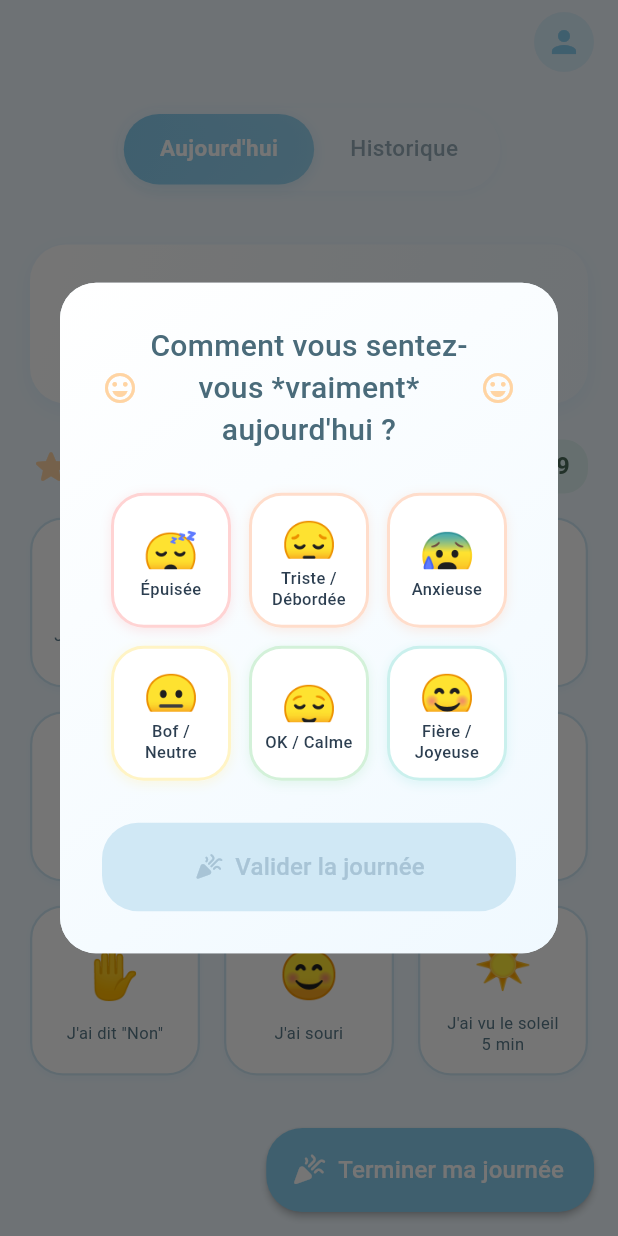
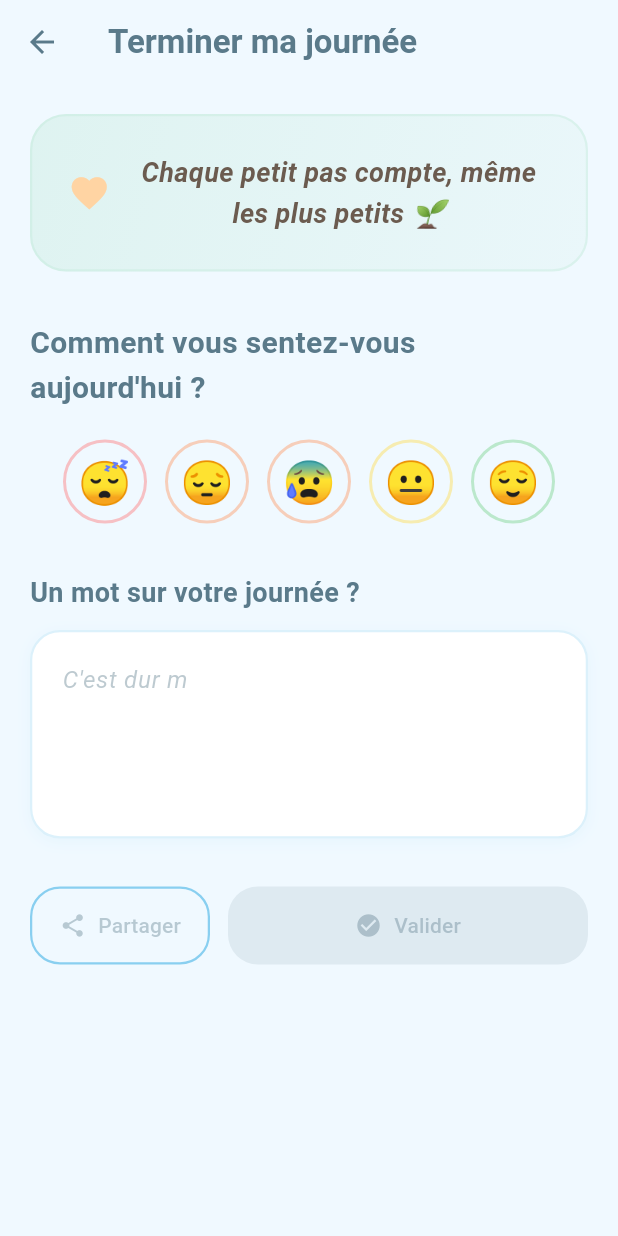
Before and after one commit to rachiddaoud/silva, a Flutter app: the screen it shows after launch, after a tap on "Terminer ma journée", on a phone screen of 412 x 824 dp. Run offline on Flutter 3.47's test engine with Material 3 defaults, Android fonts, the phone set to English and light mode, and no system bars; our stand-ins replace flutter_local_notifications, share_plus, shared_preferences, timezone.

Commit message:
Update dependencies and enhance UI components. Added support for new packages including share_plus and path_provider_foundation. Refactored home screen and victory card widget for improved layout and functionality. Updated platform-specific plugin registrations for iOS, macOS, Linux, and Windows.

```diff
--- /dev/null
+++ b/lib/screens/day_completion_screen.dart
@@ -0,0 +1,444 @@
+import 'dart:async';
+import 'package:flutter/material.dart';
+import 'package:share_plus/share_plus.dart';
+import '../models/emotion.dart';
+import '../models/victory_card.dart';
+import '../widgets/wireframe_smiley.dart';
+
+class DayCompletionScreen extends StatefulWidget {
+  final List<VictoryCard> victories;
+  final Function(Emotion, String) onComplete;
+
+  const DayCompletionScreen({
+    super.key,
+    required this.victories,
+    required this.onComplete,
+  });
+
+  @override
+  State<DayCompletionScreen> createState() => _DayCompletionScreenState();
+}
+
+class _DayCompletionScreenState extends State<DayCompletionScreen> {
+  Emotion? selectedEmotion;
+  final TextEditingController _commentController = TextEditingController();
+  final List<String> _placeholderSuggestions = [
+    "C'est dur mais j'ai tenu",
+    "Aujourd'hui j'ai fait de mon mieux",
+    "Petit à petit, jour après jour",
+    "Je suis fière de mes petits pas",
+    "Chaque victoire compte",
+    "J'ai pris soin de moi aujourd'hui",
+  ];
+  int _currentPlaceholderIndex = 0;
+  String _displayedPlaceholder = '';
+  Timer? _typewriterTimer;
+  int _currentCharIndex = 0;
+
+  @override
+  void initState() {
+    super.initState();
+    _commentController.addListener(_onCommentChanged);
+    // Démarrer l'animation après le premier frame pour éviter le flash
+    WidgetsBinding.instance.addPostFrameCallback((_) {
+      _startTypewriterAnimation();
+    });
+  }
+
+  void _startTypewriterAnimation() {
+    if (_commentController.text.isNotEmpty) return;
+
+    _typewriterTimer?.cancel();
+    _currentCharIndex = 0;
+    _displayedPlaceholder = '';
+
+    _animateTypewriter();
+  }
+
+  void _animateTypewriter() {
+    if (_commentController.text.isNotEmpty || !mounted) return;
+
+    final currentText = _placeholderSuggestions[_currentPlaceholderIndex];
+
+    // Animation plus lente : 100ms par caractère au lieu de 50ms
+    _typewriterTimer = Timer.periodic(const Duration(milliseconds: 100), (timer) {
+      if (!mounted || _commentController.text.isNotEmpty) {
+        timer.cancel();
+        return;
+      }
+
+      setState(() {
+        // Écriture lettre par lettre
+        if (_currentCharIndex < currentText.length) {
+          _displayedPlaceholder = currentText.substring(0, _currentCharIndex + 1);
+          _currentCharIndex++;
+        } else {
+          // Texte complet affiché, attendre puis passer au suivant
+          timer.cancel();
+          Future.delayed(const Duration(seconds: 2), () {
+            if (mounted && _commentController.text.isEmpty) {
+              // Effacer tout d'un coup et passer au suivant
+              setState(() {
+                _currentPlaceholderIndex =
+                    (_currentPlaceholderIndex + 1) % _placeholderSuggestions.length;
+                _currentCharIndex = 0;
+                _displayedPlaceholder = '';
+              });
+              // Petite pause avant de recommencer
+              Future.delayed(const Duration(milliseconds: 500), () {
+                if (mounted && _commentController.text.isEmpty) {
+                  _animateTypewriter();
+                }
+              });
+            }
+          });
+        }
+      });
+    });
+  }
+
+  void _onCommentChanged() {
+    if (_commentController.text.isEmpty) {
+      // Redémarrer l'animation si le champ est vide
+      _currentCharIndex = 0;
+      _displayedPlaceholder = '';
+      _startTypewriterAnimation();
+    } else {
+      // Arrêter l'animation si l'utilisateur tape
+      _typewriterTimer?.cancel();
+      setState(() {
+        _displayedPlaceholder = '';
+      });
+    }
+  }
+
+  @override
+  void dispose() {
+    _typewriterTimer?.cancel();
+    _commentController.dispose();
+    super.dispose();
+  }
+
+  int get _accomplishedCount {
+    return widget.victories.where((v) => v.isAccomplished).length;
+  }
+
+  List<VictoryCard> get _accomplishedVictories {
+    return widget.victories.where((v) => v.isAccomplished).toList();
+  }
+
+  void _shareDay() {
+    if (selectedEmotion == null) return;
+
+    final victoriesText = _accomplishedVictories
+        .map((v) => '${v.emoji} ${v.text}')
+        .join('\n');
+
+    final comment = _commentController.text.trim();
+    final emotionText = selectedEmotion!.name;
+
+    final shareText = '''
+🌟 Ma journée du ${_formatDate(DateTime.now())}
+
+$_accomplishedCount victoire${_accomplishedCount > 1 ? 's' : ''} accomplie${_accomplishedCount > 1 ? 's' : ''} :
+$victoriesText
+
+💭 Comment je me sens : $emotionText ${selectedEmotion!.emoji}
+
+${comment.isNotEmpty ? '💬 $comment' : ''}
+
+#MesPetitsPas #PostPartum
+''';
+
+    Share.share(shareText);
+  }
+
+  String _formatDate(DateTime date) {
+    final months = [
+      'janvier',
+      'février',
+      'mars',
+      'avril',
+      'mai',
+      'juin',
+      'juillet',
+      'août',
+      'septembre',
+      'octobre',
+      'novembre',
+      'décembre'
+    ];
+    return '${date.day} ${months[date.month - 1]} ${date.year}';
+  }
+
+  void _validateDay() {
+    if (selectedEmotion == null) {
+      ScaffoldMessenger.of(context).showSnackBar(
+        SnackBar(
+          content: const Text('Veuillez sélectionner votre humeur'),
+          backgroundColor: Theme.of(context).colorScheme.error,
+        ),
+      );
+      return;
+    }
+
+    widget.onComplete(
+      selectedEmotion!,
+      _commentController.text.trim(),
+    );
+    Navigator.of(context).pop();
+  }
+
+  @override
+  Widget build(BuildContext context) {
+    final theme = Theme.of(context);
+
+    return Scaffold(
+      backgroundColor: theme.scaffoldBackgroundColor,
+      appBar: AppBar(
+        backgroundColor: Colors.transparent,
+        elevation: 0,
+        leading: IconButton(
+          icon: Icon(Icons.arrow_back, color: theme.colorScheme.onSurface),
+          onPressed: () => Navigator.of(context).pop(),
+        ),
+        title: Text(
+          'Terminer ma journée',
+          style: TextStyle(
+            fontSize: 22,
+            fontWeight: FontWeight.w700,
+            color: theme.colorScheme.onSurface,
+          ),
+        ),
+      ),
+      body: SingleChildScrollView(
+        padding: const EdgeInsets.all(20),
+        child: Column(
+          crossAxisAlignment: CrossAxisAlignment.start,
+          children: [
+            // Récapitulatif de la journée
+            Container(
+              width: double.infinity,
+              padding: const EdgeInsets.all(24),
+              decoration: BoxDecoration(
+                gradient: LinearGradient(
+                  begin: Alignment.topLeft,
+                  end: Alignment.bottomRight,
+                  colors: [
+                    theme.colorScheme.tertiary.withValues(alpha: 0.3),
+                    theme.colorScheme.tertiary.withValues(alpha: 0.1),
+                  ],
+                ),
+                borderRadius: BorderRadius.circular(24),
+                border: Border.all(
+                  color: theme.colorScheme.tertiary.withValues(alpha: 0.3),
+                  width: 1.5,
+                ),
+              ),
+              child: Column(
+                mainAxisSize: MainAxisSize.min,
+                children: [
+                  if (_accomplishedCount == 0)
+                    Row(
+                      mainAxisAlignment: MainAxisAlignment.center,
+                      children: [
+                        Icon(
+                          Icons.favorite,
+                          color: theme.colorScheme.secondary,
+                          size: 28,
+                        ),
+                        const SizedBox(width: 12),
+                        Expanded(
+                          child: Text(
+                            'Chaque petit pas compte, même les plus petits 🌱',
+                            textAlign: TextAlign.center,
+                            style: TextStyle(
+                              fontSize: 18,
+                              fontWeight: FontWeight.w600,
+                              color: theme.colorScheme.onSecondary,
+                              fontStyle: FontStyle.italic,
+                            ),
+                          ),
+                        ),
+                      ],
+                    ),
+                  if (_accomplishedVictories.isNotEmpty) ...[
+                    Wrap(
+                      spacing: 8,
+                      runSpacing: 8,
+                      alignment: WrapAlignment.center,
+                      children: _accomplishedVictories.map((victory) {
+                        return Container(
+                          padding: const EdgeInsets.symmetric(
+                            horizontal: 12,
+                            vertical: 8,
+                          ),
+                          decoration: BoxDecoration(
+                            color: Colors.white,
+                            borderRadius: BorderRadius.circular(12),
+                            border: Border.all(
+                              color: theme.colorScheme.tertiary.withValues(alpha: 0.3),
+                            ),
+                          ),
+                          child: Row(
+                            mainAxisSize: MainAxisSize.min,
+                            children: [
+                              Text(
+                                victory.emoji,
+                                style: const TextStyle(fontSize: 16),
+                              ),
+                              const SizedBox(width: 6),
+                              Text(
+                                victory.text,
+                                style: TextStyle(
+                                  fontSize: 12,
+                                  color: theme.colorScheme.onSurface,
+                                  fontWeight: FontWeight.w500,
+                                ),
+                              ),
+                            ],
+                          ),
+                        );
+                      }).toList(),
+                    ),
+                  ],
+                ],
+              ),
+            ),
+            const SizedBox(height: 32),
+
+            // Sélection de l'émotion
+            Text(
+              "Comment vous sentez-vous aujourd'hui ?",
+              style: TextStyle(
+                fontSize: 20,
+                fontWeight: FontWeight.w600,
+                color: theme.colorScheme.onSurface,
+              ),
+            ),
+            const SizedBox(height: 20),
+            // Smileys emoji centrés sur une seule ligne (5 seulement)
+            Center(
+              child: SingleChildScrollView(
+                scrollDirection: Axis.horizontal,
+                child: Row(
+                  mainAxisAlignment: MainAxisAlignment.center,
+                  mainAxisSize: MainAxisSize.min,
+                  children: [
+                    // Prendre seulement les 5 premières émotions
+                    ...Emotion.emotions.take(5).toList().map((emotion) {
+                      final isSelected = selectedEmotion == emotion;
+
+                      return Padding(
+                        padding: const EdgeInsets.symmetric(horizontal: 6),
+                        child: WireframeSmiley(
+                          emoji: emotion.emoji,
+                          isSelected: isSelected,
+                          moodColor: emotion.moodColor,
+                          onTap: () {
+                            setState(() {
+                              selectedEmotion = emotion;
+                            });
+                          },
+                        ),
+                      );
+                    }),
+                  ],
+                ),
+              ),
+            ),
+            const SizedBox(height: 32),
+
+            // Champ de commentaire
+            Text(
+              'Un mot sur votre journée ?',
+              style: TextStyle(
+                fontSize: 18,
+                fontWeight: FontWeight.w600,
+                color: theme.colorScheme.onSurface,
+              ),
+            ),
+            const SizedBox(height: 12),
+            Container(
+              decoration: BoxDecoration(
+                color: Colors.white,
+                borderRadius: BorderRadius.circular(20),
+                border: Border.all(
+                  color: theme.colorScheme.primary.withValues(alpha: 0.3),
+                  width: 1.5,
+                ),
+                boxShadow: [
+                  BoxShadow(
+                    color: theme.colorScheme.primary.withValues(alpha: 0.1),
+                    blurRadius: 8,
+                    offset: const Offset(0, 2),
+                  ),
+                ],
+              ),
+              child: TextField(
+                controller: _commentController,
+                maxLines: 4,
+                decoration: InputDecoration(
+                  hintText: _displayedPlaceholder,
+                  hintStyle: TextStyle(
+                    color: theme.colorScheme.onSurface.withValues(alpha: 0.4),
+                    fontStyle: FontStyle.italic,
+                  ),
+                  border: InputBorder.none,
+                  contentPadding: const EdgeInsets.all(20),
+                ),
+                style: TextStyle(
+                  color: theme.colorScheme.onSurface,
+                  fontSize: 16,
+                ),
+              ),
+            ),
+            const SizedBox(height: 32),
+
+            // Boutons d'action
+            Row(
+              children: [
+                Expanded(
+                  child: OutlinedButton.icon(
+                    onPressed: selectedEmotion != null ? _shareDay : null,
+                    icon: const Icon(Icons.share),
+                    label: const Text('Partager'),
+                    style: OutlinedButton.styleFrom(
+                      padding: const EdgeInsets.symmetric(vertical: 16),
+                      shape: RoundedRectangleBorder(
+                        borderRadius: BorderRadius.circular(20),
+                      ),
+                      side: BorderSide(
+                        color: theme.colorScheme.primary,
+                        width: 1.5,
+                      ),
+                    ),
+                  ),
+                ),
+                const SizedBox(width: 12),
+                Expanded(
+                  flex: 2,
+                  child: ElevatedButton.icon(
+                    onPressed: selectedEmotion != null ? _validateDay : null,
+                    icon: const Icon(Icons.check_circle),
+                    label: const Text('Valider'),
+                    style: ElevatedButton.styleFrom(
+                      backgroundColor: theme.colorScheme.primary,
+                      foregroundColor: theme.colorScheme.onPrimary,
+                      padding: const EdgeInsets.symmetric(vertical: 16),
+                      shape: RoundedRectangleBorder(
+                        borderRadius: BorderRadius.circular(20),
+                      ),
+                      elevation: 2,
+                    ),
+                  ),
+                ),
+              ],
+            ),
+            const SizedBox(height: 20),
+          ],
+        ),
+      ),
+    );
+  }
+}
--- a/lib/screens/home_screen.dart
+++ b/lib/screens/home_screen.dart
@@ -3,7 +3,7 @@ import '../models/victory_card.dart';
 import '../models/emotion.dart';
 import '../models/theme_config.dart';
 import '../widgets/victory_card_widget.dart';
-import '../widgets/emotion_checkin_modal.dart';
+import 'day_completion_screen.dart';
 import '../widgets/today_history_toggle.dart';
 import '../widgets/history_view.dart';
 import '../widgets/profile_menu.dart';
@@ -82,16 +82,17 @@ class _HomeScreenState extends State<HomeScreen> {
   }
 
   void _showEmotionCheckin() {
-    showDialog(
-      context: context,
-      builder: (context) => EmotionCheckinModal(
-        victoriesCount: _victories.where((v) => v.isAccomplished).length,
-        onValidate: _completeDay,
+    Navigator.of(context).push(
+      MaterialPageRoute(
+        builder: (context) => DayCompletionScreen(
+          victories: _victories,
+          onComplete: _completeDay,
+        ),
       ),
     );
   }
 
-  void _completeDay(Emotion emotion) {
+  void _completeDay(Emotion emotion, String comment) {
     final accomplishedCount =
         _victories.where((v) => v.isAccomplished).length;
 
@@ -106,13 +107,13 @@ class _HomeScreenState extends State<HomeScreen> {
         SnackBar(
           content: Text(
             "Bravo ! Vous avez terminé $accomplishedCount victoire${accomplishedCount > 1 ? 's' : ''} aujourd'hui.",
-            style: const TextStyle(
+            style: TextStyle(
               fontSize: 16,
               fontWeight: FontWeight.w400,
-              color: Color(0xFF4A6B5A),
+              color: Theme.of(context).colorScheme.onTertiary,
             ),
           ),
-          backgroundColor: const Color(0xFFB5E5CF),
+          backgroundColor: Theme.of(context).colorScheme.tertiary,
           behavior: SnackBarBehavior.floating,
           shape: RoundedRectangleBorder(
             borderRadius: BorderRadius.circular(20),
@@ -192,7 +193,7 @@ class _HomeScreenState extends State<HomeScreen> {
               ],
             ),
           ),
-          // Titre Accomplissements
+          // Titre Victoires
           Padding(
             padding: const EdgeInsets.only(bottom: 16),
             child: Row(
@@ -200,49 +201,30 @@ class _HomeScreenState extends State<HomeScreen> {
                 Icon(
                   Icons.star_rounded,
                   color: theme.colorScheme.secondary,
-                  size: 28,
+                  size: 24,
                 ),
                 const SizedBox(width: 8),
                 Text(
-                  'Accomplissements',
+                  'Victoires',
                   style: TextStyle(
-                    fontSize: 22,
+                    fontSize: 20,
                     fontWeight: FontWeight.w600,
                     color: theme.colorScheme.onSurface,
                     letterSpacing: 0.5,
                   ),
                 ),
-                const Spacer(),
-                Container(
-                  padding: const EdgeInsets.symmetric(
-                    horizontal: 12,
-                    vertical: 6,
-                  ),
-                  decoration: BoxDecoration(
-                    color: theme.colorScheme.tertiary.withValues(alpha: 0.3),
-                    borderRadius: BorderRadius.circular(16),
-                  ),
-                  child: Text(
-                    '${_victories.where((v) => v.isAccomplished).length}/9',
-                    style: TextStyle(
-                      fontSize: 16,
-                      fontWeight: FontWeight.w600,
-                      color: theme.colorScheme.onTertiary,
-                    ),
-                  ),
-                ),
               ],
             ),
           ),
-          // Grille 3x3 des victoires
+          // Grille 3x3 des victoires (taille réduite)
           GridView.builder(
             shrinkWrap: true,
             physics: const NeverScrollableScrollPhysics(),
             gridDelegate: const SliverGridDelegateWithFixedCrossAxisCount(
               crossAxisCount: 3,
-              crossAxisSpacing: 16,
-              mainAxisSpacing: 16,
-              childAspectRatio: 1.0,
+              crossAxisSpacing: 12,
+              mainAxisSpacing: 12,
+              childAspectRatio: 1.1,
             ),
             itemCount: _victories.length,
             itemBuilder: (context, index) {
--- a/lib/widgets/victory_card_widget.dart
+++ b/lib/widgets/victory_card_widget.dart
@@ -28,64 +28,50 @@ class VictoryCardWidget extends StatelessWidget {
                 )
               : null,
           color: card.isAccomplished ? null : Colors.white,
-          borderRadius: BorderRadius.circular(22),
+          borderRadius: BorderRadius.circular(18),
           border: Border.all(
             color: card.isAccomplished
                 ? const Color(0xFF8FD4B0)
                 : const Color(0xFFD0E8F5),
-            width: card.isAccomplished ? 2 : 1.5,
+            width: card.isAccomplished ? 2 : 1,
           ),
           boxShadow: [
             BoxShadow(
               color: card.isAccomplished
-                  ? const Color(0xFFB5E5CF).withValues(alpha: 0.3)
-                  : const Color(0xFF89CFF0).withValues(alpha: 0.1),
-              blurRadius: card.isAccomplished ? 8 : 4,
-              offset: const Offset(0, 2),
+                  ? const Color(0xFFB5E5CF).withValues(alpha: 0.2)
+                  : const Color(0xFF89CFF0).withValues(alpha: 0.08),
+              blurRadius: card.isAccomplished ? 6 : 3,
+              offset: const Offset(0, 1),
             ),
           ],
         ),
         child: Padding(
-          padding: const EdgeInsets.all(14.0),
+          padding: const EdgeInsets.all(8.0),
           child: Column(
             mainAxisAlignment: MainAxisAlignment.center,
             crossAxisAlignment: CrossAxisAlignment.center,
             mainAxisSize: MainAxisSize.min,
             children: [
-              Stack(
-                alignment: Alignment.center,
-                children: [
-                  if (card.isAccomplished)
-                    Container(
-                      width: 50,
-                      height: 50,
-                      decoration: BoxDecoration(
-                        color: Colors.white.withValues(alpha: 0.3),
-                        shape: BoxShape.circle,
-                      ),
-                    ),
-                  Text(
-                    card.emoji,
-                    style: TextStyle(
-                      fontSize: card.isAccomplished ? 36 : 32,
-                    ),
-                  ),
-                ],
+              Text(
+                card.emoji,
+                style: TextStyle(
+                  fontSize: card.isAccomplished ? 28 : 24,
+                ),
               ),
-              const SizedBox(height: 8),
+              const SizedBox(height: 6),
               Flexible(
                 child: Text(
                   card.text,
                   textAlign: TextAlign.center,
                   style: TextStyle(
-                    fontSize: 11,
+                    fontSize: 10,
                     color: card.isAccomplished
                         ? const Color(0xFF4A6B5A)
                         : const Color(0xFF5A7A8A),
                     fontWeight: card.isAccomplished
                         ? FontWeight.w600
                         : FontWeight.w400,
-                    height: 1.3,
+                    height: 1.2,
                   ),
                   maxLines: 3,
                   overflow: TextOverflow.ellipsis,
--- /dev/null
+++ b/lib/widgets/wireframe_smiley.dart
@@ -0,0 +1,55 @@
+import 'package:flutter/material.dart';
+
+class WireframeSmiley extends StatelessWidget {
+  final String emoji;
+  final bool isSelected;
+  final Color moodColor;
+  final VoidCallback onTap;
+
+  const WireframeSmiley({
+    super.key,
+    required this.emoji,
+    required this.isSelected,
+    required this.moodColor,
+    required this.onTap,
+  });
+
+  @override
+  Widget build(BuildContext context) {
+    return GestureDetector(
+      onTap: onTap,
+      child: AnimatedContainer(
+        duration: const Duration(milliseconds: 200),
+        width: 56,
+        height: 56,
+        decoration: BoxDecoration(
+          color: isSelected
+              ? moodColor.withValues(alpha: 0.15)
+              : Colors.transparent,
+          shape: BoxShape.circle,
+          border: Border.all(
+            color: isSelected ? moodColor : moodColor.withValues(alpha: 0.4),
+            width: isSelected ? 2.5 : 2,
+          ),
+          boxShadow: isSelected
+              ? [
+                  BoxShadow(
+                    color: moodColor.withValues(alpha: 0.3),
+                    blurRadius: 8,
+                    spreadRadius: 1,
+                  ),
+                ]
+              : null,
+        ),
+        child: Center(
+          child: Text(
+            emoji,
+            style: TextStyle(
+              fontSize: isSelected ? 32 : 28,
+            ),
+          ),
+        ),
+      ),
+    );
+  }
+}
--- a/pubspec.yaml
+++ b/pubspec.yaml
@@ -37,6 +37,7 @@ dependencies:
   flutter_local_notifications: ^17.0.0
   shared_preferences: ^2.2.2
   timezone: ^0.9.4
+  share_plus: ^10.0.2
 
 dev_dependencies:
   flutter_test:
```
Also changed, not shown: pubspec.lock, 6 other files.
